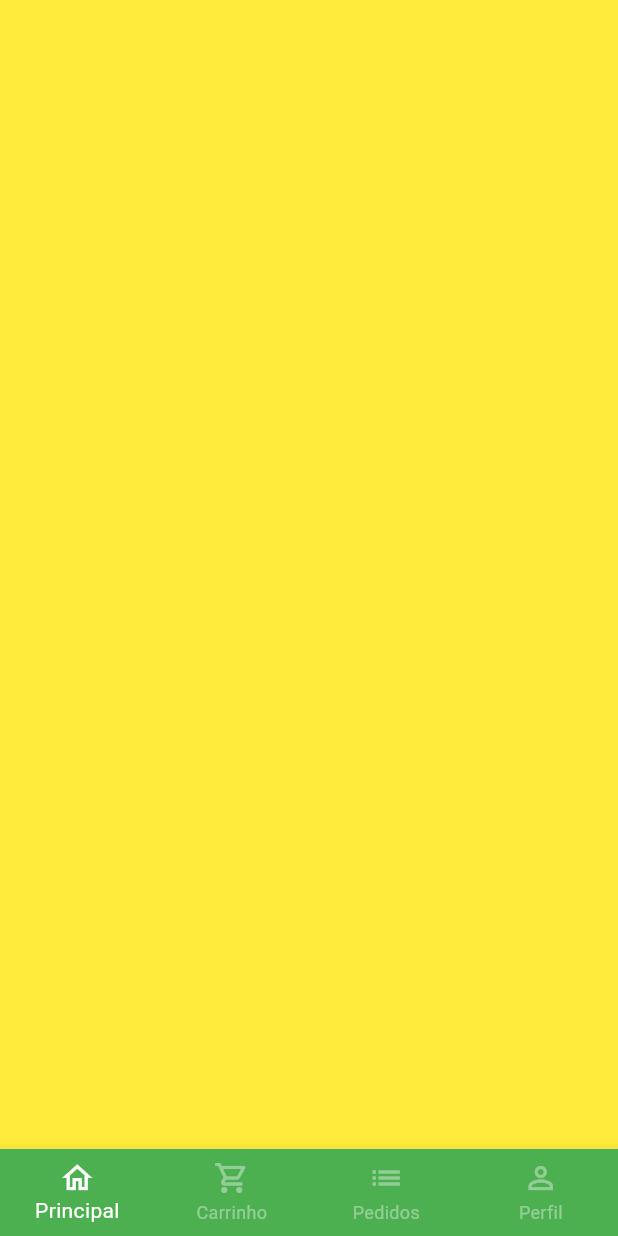
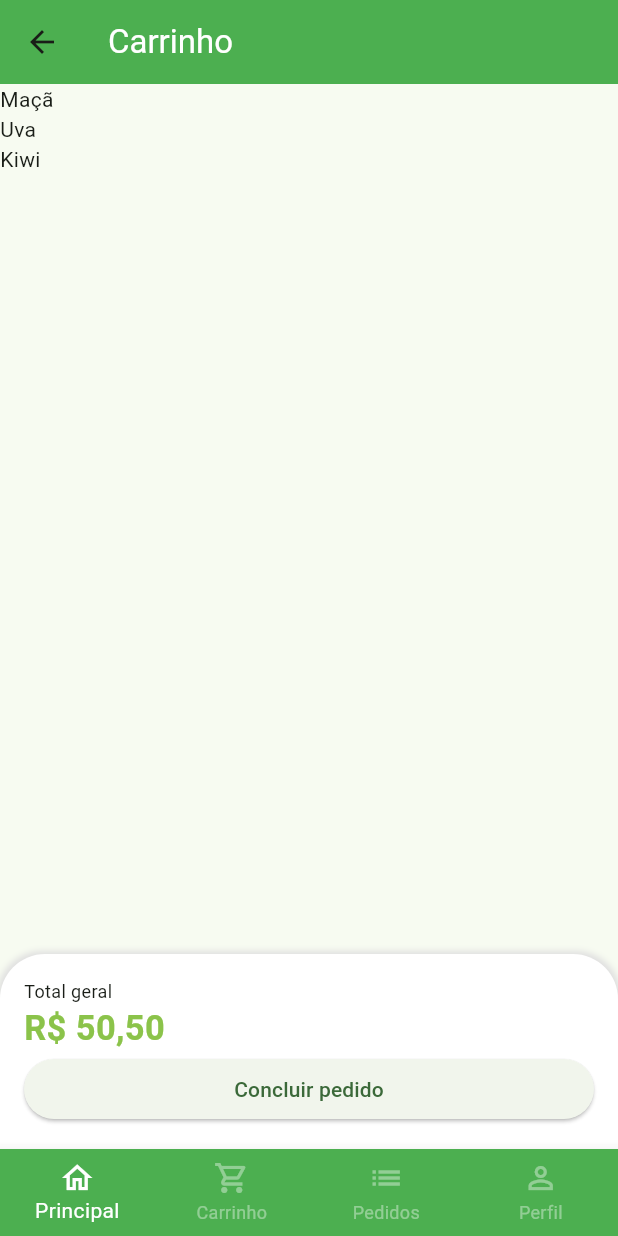
Before and after one commit to ribeiro-paulo/greengrocer-app, a Flutter app: the BaseScreen screen opened directly, swiped to page 2, on a phone screen of 412 x 824 dp. Run offline on Flutter 3.47's test engine with Material 3 defaults, Android fonts, the phone set to English and light mode, and no system bars; our stand-ins replace animated_text_kit, mask_text_input_formatter.

Commit message:
feat: cart tab

```diff
--- a/lib/src/config/app_data.dart
+++ b/lib/src/config/app_data.dart
@@ -1,3 +1,4 @@
+import 'package:greemgrocer/src/models/cart_item_model.dart';
 import 'package:greemgrocer/src/models/item.model.dart';
 
 ItemModel apple = ItemModel(
@@ -71,3 +72,9 @@ List<String> categories = [
   'Temperos',
   'Cereais'
 ];
+
+List<CartItemModel> cartItems = [
+  CartItemModel(item: apple, quantity: 2),
+  CartItemModel(item: grape, quantity: 5),
+  CartItemModel(item: kiwi, quantity: 7),
+];
--- a/lib/src/pages/base/base_screen.dart
+++ b/lib/src/pages/base/base_screen.dart
@@ -1,4 +1,5 @@
 import 'package:flutter/material.dart';
+import 'package:greemgrocer/src/pages/cart/cart_tab.dart';
 import 'package:greemgrocer/src/pages/home/home_tab.dart';
 
 class BaseScreen extends StatefulWidget {
@@ -20,7 +21,7 @@ class _BaseScreenState extends State<BaseScreen> {
         controller: pageController,
         children: [
           const HomeTab(),
-          Container(color: Colors.yellow),
+          CartTab(),
           Container(color: Colors.blue),
           Container(color: Colors.purple),
         ],
--- /dev/null
+++ b/lib/src/pages/cart/cart_tab.dart
@@ -0,0 +1,63 @@
+import 'package:flutter/material.dart';
+import 'package:greemgrocer/src/config/custom_colors.dart';
+import 'package:greemgrocer/src/services/utils_services.dart';
+import 'package:greemgrocer/src/config/app_data.dart' as app_data;
+
+class CartTab extends StatelessWidget {
+  CartTab({super.key});
+  final UtilsService utilsService = UtilsService();
+  @override
+  Widget build(BuildContext context) {
+    return Scaffold(
+      appBar: AppBar(
+        title: const Text(
+          "Carrinho",
+          style: TextStyle(color: Colors.white),
+        ),
+        backgroundColor: Colors.green,
+      ),
+      body: Column(
+        children: [
+          Expanded(
+            child: ListView.builder(
+                itemCount: app_data.cartItems.length,
+                itemBuilder: (_, index) {
+                  return Text(app_data.cartItems[index].item.name);
+                }),
+          ),
+          Container(
+            padding: const EdgeInsets.all(16),
+            decoration: BoxDecoration(
+                color: Colors.white,
+                borderRadius:
+                    const BorderRadius.vertical(top: Radius.circular(30)),
+                boxShadow: [
+                  BoxShadow(
+                      color: Colors.grey.shade300,
+                      blurRadius: 3,
+                      spreadRadius: 2)
+                ]),
+            child: Column(
+              crossAxisAlignment: CrossAxisAlignment.stretch,
+              children: [
+                const Text(
+                  "Total geral",
+                  style: TextStyle(fontSize: 12),
+                ),
+                Text(
+                  utilsService.priceToCurrency(50.5),
+                  style: TextStyle(
+                      fontSize: 23,
+                      color: CustomColor.customSwatchColor,
+                      fontWeight: FontWeight.bold),
+                ),
+                ElevatedButton(
+                    onPressed: () {}, child: const Text("Concluir pedido"))
+              ],
+            ),
+          )
+        ],
+      ),
+    );
+  }
+}
```
Also changed, not shown: lib/src/models/cart_item_model.dart (added, +8 -0 lines), lib/src/pages/common_widgets/quantity_widget.dart (+23 -7 lines), lib/src/pages/product/product_screen.dart (+29 -8 lines).
